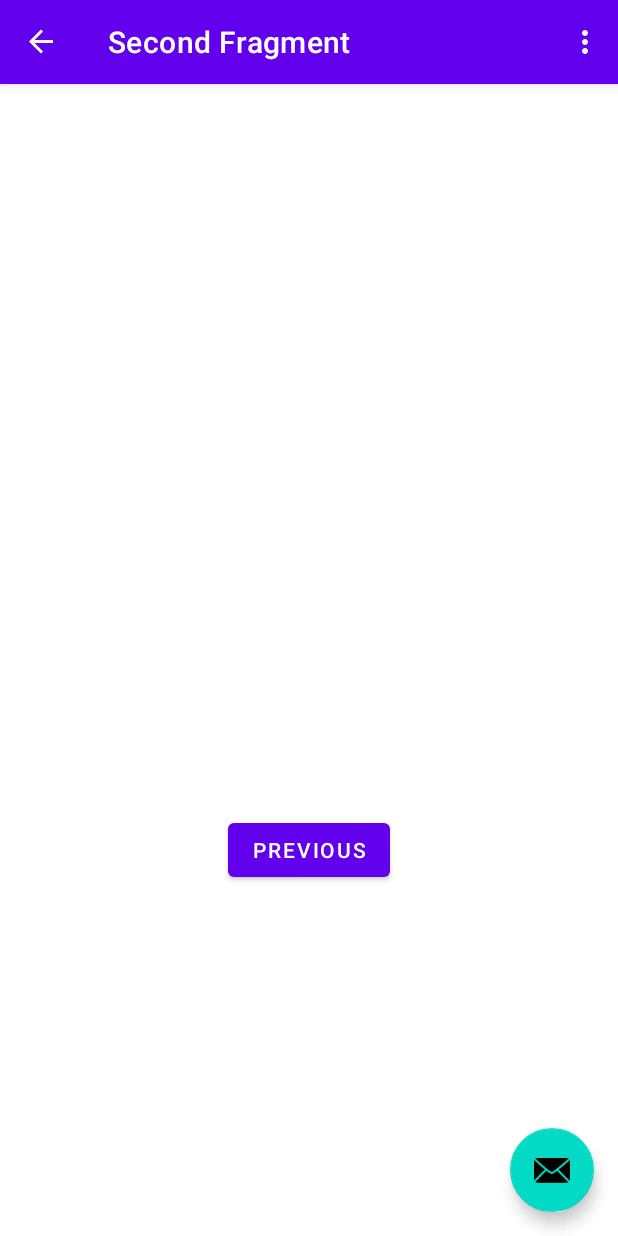
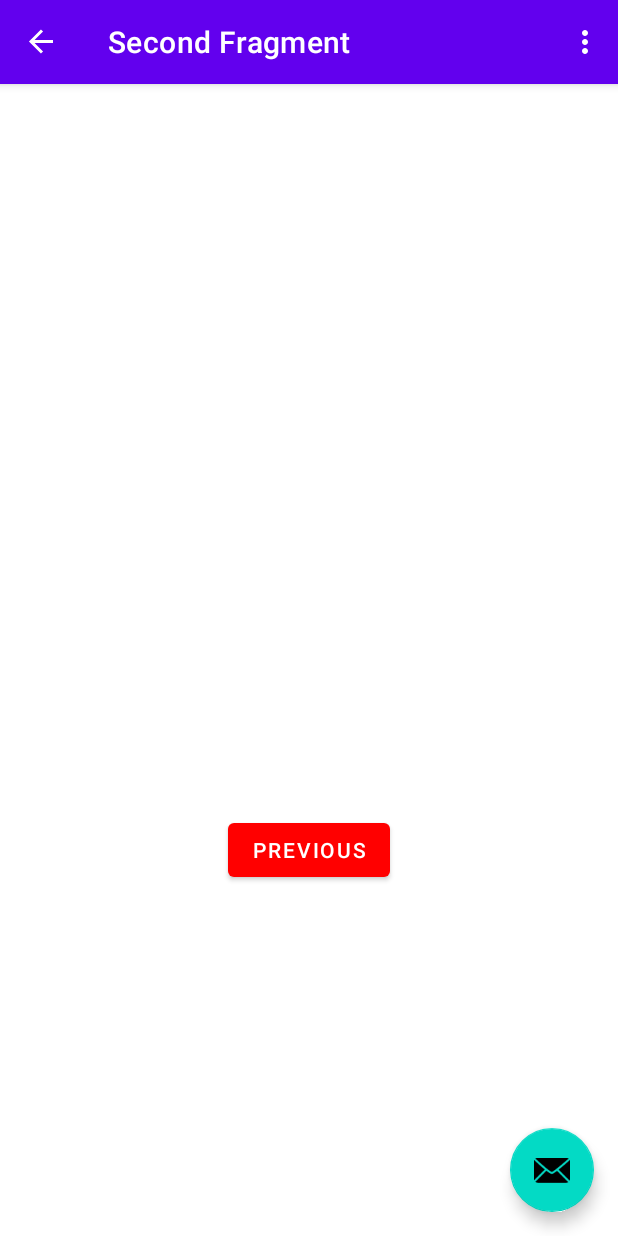
Before and after one commit to alexUXUI/android-spike, an Android app: the SecondFragment screen opened through its navigation route, on a phone screen of 412 x 824 dp. Run offline under Robolectric (Android 15) with nearby library versions, the phone set to English and light mode, and no system bars; our stand-ins replace navigation-ui.

Commit message:
change btn color

```diff
--- a/app/src/main/java/com/example/myapplication/MainActivity.kt
+++ b/app/src/main/java/com/example/myapplication/MainActivity.kt
@@ -29,7 +29,7 @@ class MainActivity : AppCompatActivity() {
         setupActionBarWithNavController(navController, appBarConfiguration)
 
         binding.fab.setOnClickListener { view ->
-            Snackbar.make(view, "Replace with your own action", Snackbar.LENGTH_LONG)
+            Snackbar.make(view, "Replace with your own action ", Snackbar.LENGTH_LONG)
                     .setAction("Action", null).show()
         }
     }
--- a/app/src/main/java/com/example/myapplication/SecondFragment.kt
+++ b/app/src/main/java/com/example/myapplication/SecondFragment.kt
@@ -1,5 +1,6 @@
 package com.example.myapplication
 
+import android.graphics.Color
 import android.os.Bundle
 import androidx.fragment.app.Fragment
 import android.view.LayoutInflater
@@ -35,6 +36,7 @@ class SecondFragment : Fragment() {
         binding.buttonSecond.setOnClickListener {
             findNavController().navigate(R.id.action_SecondFragment_to_FirstFragment)
         }
+        binding.buttonSecond.setBackgroundColor(Color.RED)
     }
 
     override fun onDestroyView() {
```
